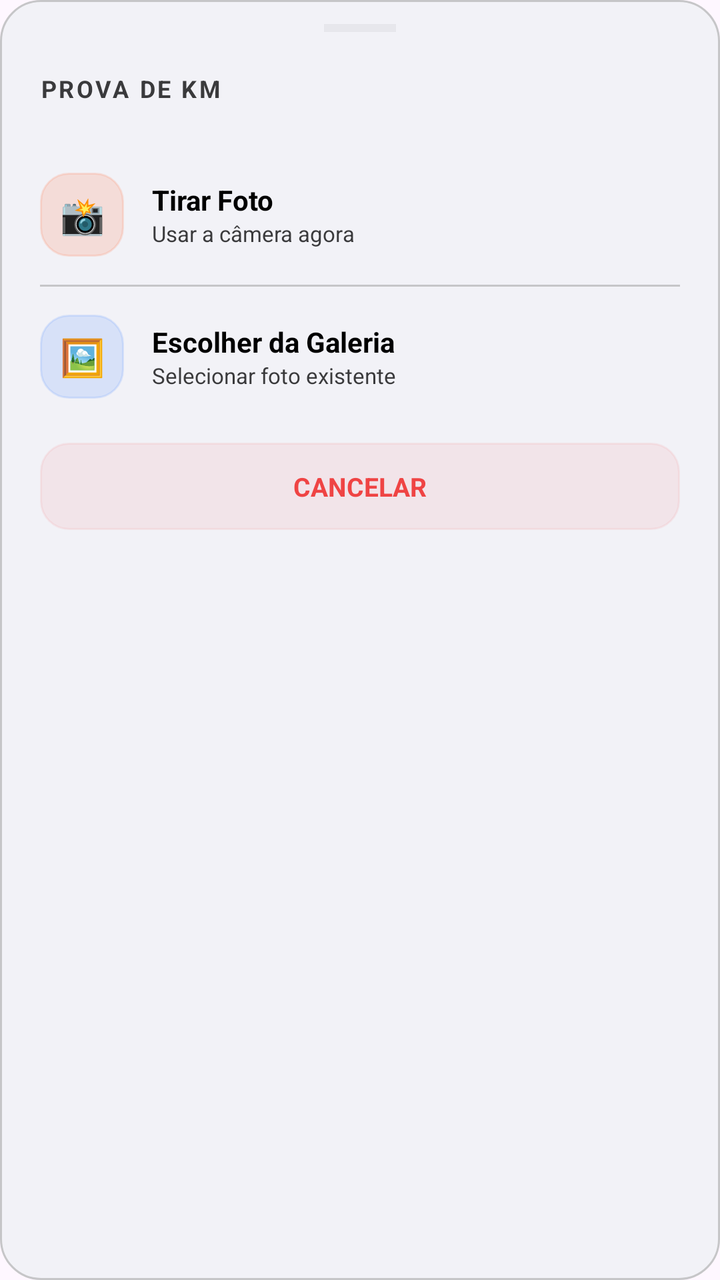
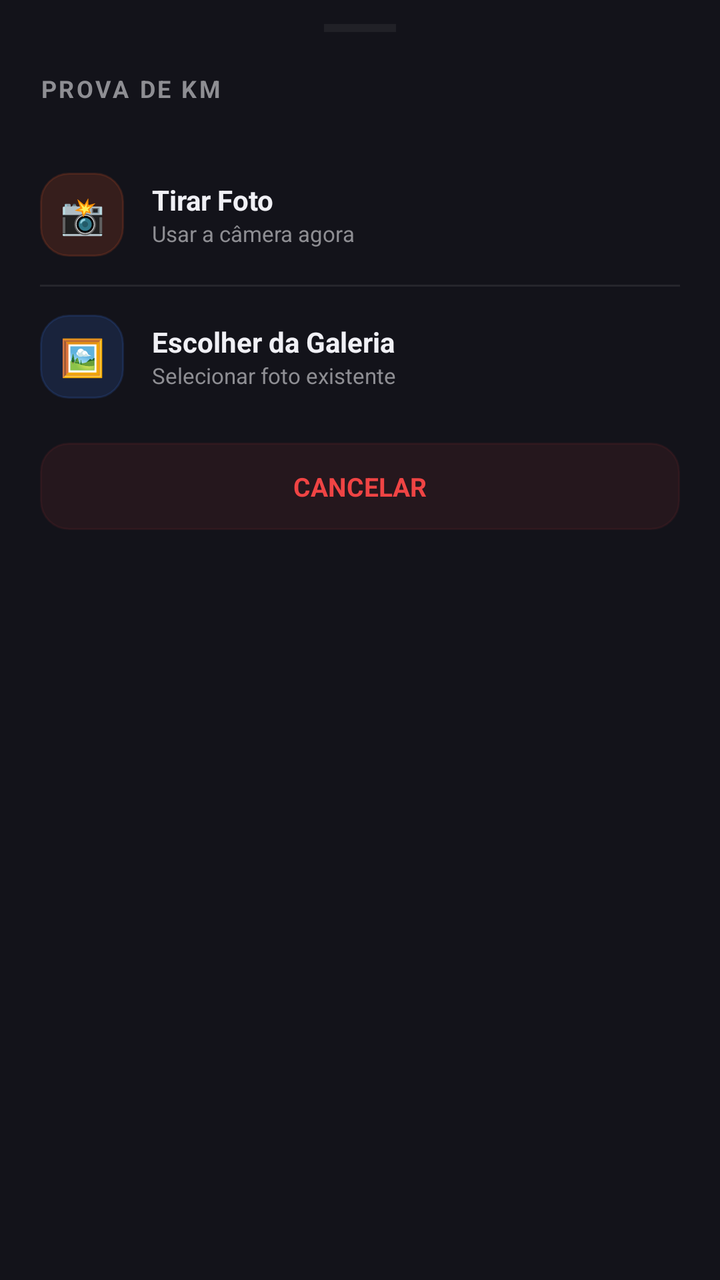

Two renders of the same Android screen: before a commit and after it. Below are the layout's source before the change and the commit's diff.
<!-- AndroidManifest.xml: application theme Theme.ControleKM -->
<!-- res/layout/layout_bottom_sheet_km.xml -->
<?xml version="1.0" encoding="utf-8"?>
<LinearLayout xmlns:android="http://schemas.android.com/apk/res/android"
    android:layout_width="match_parent"
    android:layout_height="wrap_content"
    android:background="@drawable/bg_card_modern"
    android:orientation="vertical"
    android:paddingBottom="24dp">

    
    <View
        android:layout_width="36dp"
        android:layout_height="4dp"
        android:layout_gravity="center_horizontal"
        android:layout_marginTop="12dp"
        android:background="#33FFFFFF"
        android:backgroundTint="@color/text_muted"
        android:alpha="0.3" />

    
    <TextView
        android:layout_width="wrap_content"
        android:layout_height="wrap_content"
        android:padding="20dp"
        android:text="PROVA DE KM"
        android:textColor="@color/text_muted"
        android:textSize="12sp"
        android:textStyle="bold"
        android:letterSpacing="0.1" />

    
    <LinearLayout
        android:id="@+id/btnBsCamera"
        android:layout_width="match_parent"
        android:layout_height="wrap_content"
        android:background="?attr/selectableItemBackground"
        android:clickable="true"
        android:focusable="true"
        android:gravity="center_vertical"
        android:orientation="horizontal"
        android:paddingHorizontal="20dp"
        android:paddingVertical="14dp">

        <TextView
            android:layout_width="42dp"
            android:layout_height="42dp"
            android:background="@drawable/bg_button_modern"
            android:backgroundTint="#26FF5C2B"
            android:gravity="center"
            android:text="📸"
            android:textSize="18sp" />

        <LinearLayout
            android:layout_width="0dp"
            android:layout_height="wrap_content"
            android:layout_weight="1"
            android:layout_marginStart="14dp"
            android:orientation="vertical">

            <TextView
                android:layout_width="wrap_content"
                android:layout_height="wrap_content"
                android:text="Tirar Foto"
                android:textColor="@color/text_main"
                android:textSize="14sp"
                android:textStyle="bold" />

            <TextView
                android:layout_width="wrap_content"
                android:layout_height="wrap_content"
                android:text="Usar a câmera agora"
                android:textColor="@color/text_muted"
                android:textSize="11sp" />
        </LinearLayout>
    </LinearLayout>

    <View
        android:layout_width="match_parent"
        android:layout_height="1dp"
        android:layout_marginHorizontal="20dp"
        android:background="@color/border_color" />

    
    <LinearLayout
        android:id="@+id/btnBsGaleria"
        android:layout_width="match_parent"
        android:layout_height="wrap_content"
        android:background="?attr/selectableItemBackground"
        android:clickable="true"
        android:focusable="true"
        android:gravity="center_vertical"
        android:orientation="horizontal"
        android:paddingHorizontal="20dp"
        android:paddingVertical="14dp">

        <TextView
            android:layout_width="42dp"
            android:layout_height="42dp"
            android:background="@drawable/bg_button_modern"
            android:backgroundTint="#263D7FFF"
            android:gravity="center"
            android:text="🖼️"
            android:textSize="18sp" />

        <LinearLayout
            android:layout_width="0dp"
            android:layout_height="wrap_content"
            android:layout_weight="1"
            android:layout_marginStart="14dp"
            android:orientation="vertical">

            <TextView
                android:layout_width="wrap_content"
                android:layout_height="wrap_content"
                android:text="Escolher da Galeria"
                android:textColor="@color/text_main"
                android:textSize="14sp"
                android:textStyle="bold" />

            <TextView
                android:layout_width="wrap_content"
                android:layout_height="wrap_content"
                android:text="Selecionar foto existente"
                android:textColor="@color/text_muted"
                android:textSize="11sp" />
        </LinearLayout>
    </LinearLayout>

    
    <TextView
        android:id="@+id/btnBsCancelar"
        android:layout_width="match_parent"
        android:layout_height="wrap_content"
        android:layout_marginHorizontal="20dp"
        android:layout_marginTop="8dp"
        android:background="@drawable/bg_button_modern"
        android:backgroundTint="#14EF4444"
        android:gravity="center"
        android:padding="13dp"
        android:text="CANCELAR"
        android:textColor="#EF4444"
        android:textSize="13sp"
        android:textStyle="bold" />

</LinearLayout>
<!-- resources referenced by this layout -->
<resources>
  <color name="border_color">#C6C6C8</color>
  <color name="text_main">#000000</color>
  <color name="text_muted">#3A3A3C</color>
  <!-- drawable bg_button_modern (drawable) -->
  <?xml version="1.0" encoding="utf-8"?>
  <ripple xmlns:android="http://schemas.android.com/apk/res/android"
      android:color="#20FFFFFF">
      <item>
          <selector>
              <item android:state_selected="true">
                  <shape android:shape="rectangle">
                      <solid android:color="@color/surface" />
                      <corners android:radius="14dp" />
                      <stroke android:width="2dp" android:color="#EF4444" />
                  </shape>
              </item>
              <item>
                  <shape android:shape="rectangle">
                      <solid android:color="@color/surface" />
                      <corners android:radius="14dp" />
                      <stroke android:width="1dp" android:color="@color/border_color" />
                  </shape>
              </item>
          </selector>
      </item>
  </ripple>
  <!-- drawable bg_card_modern (drawable) -->
  <?xml version="1.0" encoding="utf-8"?>
  <shape xmlns:android="http://schemas.android.com/apk/res/android">
      <solid android:color="@color/surface" />
      <corners android:radius="20dp" />
      <stroke android:width="1dp" android:color="@color/border_color" />
  </shape>
  <style name="Theme.ControleKM" parent="Base.Theme.ControleKM">
          <item name="bottomSheetDialogTheme">@style/CustomBottomSheetDialog</item>
      </style>
  <color name="surface">#F2F2F7</color>
  <style name="Base.Theme.ControleKM" parent="Theme.Material3.DayNight.NoActionBar">
          
          
      </style>
  <style name="CustomBottomSheetDialog" parent="Theme.Design.Light.BottomSheetDialog">
          <item name="bottomSheetStyle">@style/CustomBottomSheetStyle</item>
      </style>
  <style name="CustomBottomSheetStyle" parent="Widget.Design.BottomSheet.Modal">
          <item name="android:background">@android:color/transparent</item>
      </style>
</resources>

<!-- the commit's change to res/layout/layout_bottom_sheet_km.xml (unified diff, before → after) -->
@@ -2,7 +2,7 @@
 <LinearLayout xmlns:android="http://schemas.android.com/apk/res/android"
     android:layout_width="match_parent"
     android:layout_height="wrap_content"
-    android:background="@drawable/bg_card_modern"
+    android:background="#13131A"
     android:orientation="vertical"
     android:paddingBottom="24dp">
 
@@ -13,7 +13,6 @@
         android:layout_gravity="center_horizontal"
         android:layout_marginTop="12dp"
         android:background="#33FFFFFF"
-        android:backgroundTint="@color/text_muted"
         android:alpha="0.3" />
 
     
@@ -22,7 +21,7 @@
         android:layout_height="wrap_content"
         android:padding="20dp"
         android:text="PROVA DE KM"
-        android:textColor="@color/text_muted"
+        android:textColor="#8E8E93"
         android:textSize="12sp"
         android:textStyle="bold"
         android:letterSpacing="0.1" />
@@ -60,7 +59,7 @@
                 android:layout_width="wrap_content"
                 android:layout_height="wrap_content"
                 android:text="Tirar Foto"
-                android:textColor="@color/text_main"
+                android:textColor="#F0F0F5"
                 android:textSize="14sp"
                 android:textStyle="bold" />
 
@@ -68,7 +67,7 @@
                 android:layout_width="wrap_content"
                 android:layout_height="wrap_content"
                 android:text="Usar a câmera agora"
-                android:textColor="@color/text_muted"
+                android:textColor="#8E8E93"
                 android:textSize="11sp" />
         </LinearLayout>
     </LinearLayout>
@@ -77,7 +76,7 @@
         android:layout_width="match_parent"
         android:layout_height="1dp"
         android:layout_marginHorizontal="20dp"
-        android:background="@color/border_color" />
+        android:background="#14FFFFFF" />
 
     
     <LinearLayout
@@ -112,7 +111,7 @@
                 android:layout_width="wrap_content"
                 android:layout_height="wrap_content"
                 android:text="Escolher da Galeria"
-                android:textColor="@color/text_main"
+                android:textColor="#F0F0F5"
                 android:textSize="14sp"
                 android:textStyle="bold" />
 
@@ -120,7 +119,7 @@
                 android:layout_width="wrap_content"
                 android:layout_height="wrap_content"
                 android:text="Selecionar foto existente"
-                android:textColor="@color/text_muted"
+                android:textColor="#8E8E93"
                 android:textSize="11sp" />
         </LinearLayout>
     </LinearLayout>
<!-- resource entries referenced after the edit -->
@@ -1,8 +1,6 @@
 <!-- resources referenced by this layout -->
 <resources>
   <color name="border_color">#C6C6C8</color>
-  <color name="text_main">#000000</color>
-  <color name="text_muted">#3A3A3C</color>
   <!-- drawable bg_button_modern (drawable) -->
   <?xml version="1.0" encoding="utf-8"?>
   <ripple xmlns:android="http://schemas.android.com/apk/res/android"
@@ -26,25 +24,17 @@
           </selector>
       </item>
   </ripple>
-  <!-- drawable bg_card_modern (drawable) -->
-  <?xml version="1.0" encoding="utf-8"?>
-  <shape xmlns:android="http://schemas.android.com/apk/res/android">
-      <solid android:color="@color/surface" />
-      <corners android:radius="20dp" />
-      <stroke android:width="1dp" android:color="@color/border_color" />
-  </shape>
   <style name="Theme.ControleKM" parent="Base.Theme.ControleKM">
           <item name="bottomSheetDialogTheme">@style/CustomBottomSheetDialog</item>
       </style>
   <color name="surface">#F2F2F7</color>
   <style name="Base.Theme.ControleKM" parent="Theme.Material3.DayNight.NoActionBar">
           
-          
       </style>
-  <style name="CustomBottomSheetDialog" parent="Theme.Design.Light.BottomSheetDialog">
+  <style name="CustomBottomSheetDialog" parent="Theme.Material3.DayNight.BottomSheetDialog">
           <item name="bottomSheetStyle">@style/CustomBottomSheetStyle</item>
       </style>
-  <style name="CustomBottomSheetStyle" parent="Widget.Design.BottomSheet.Modal">
+  <style name="CustomBottomSheetStyle" parent="Widget.Material3.BottomSheet.Modal">
           <item name="android:background">@android:color/transparent</item>
       </style>
 </resources>
